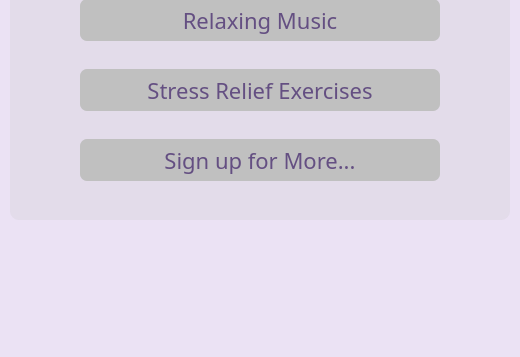
Above: static/guest.ui from lakshmivishal9496/Soft-Health before the change; both pictures show x 250 to 770 and y 411 to 768 of the 1024 by 768 pixel window. Below: the same form after it.
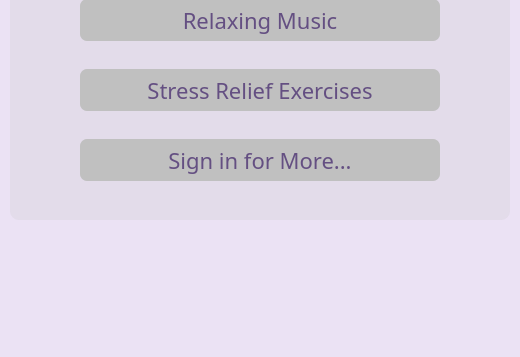
That is the form after the change. Icons and pictures are not drawn.

Commit message: added remaining quotes and fixed quotes ui

What changed in the file:
```diff
--- a/static/guest.ui
+++ b/static/guest.ui
@@ -142,7 +142,7 @@
 }</string>
     </property>
     <property name="text">
-     <string>Sign up for More...</string>
+     <string>Sign in for More...</string>
     </property>
    </widget>
    <widget class="QPushButton" name="stress_btn">
```
The commit also changes 5 other files.
